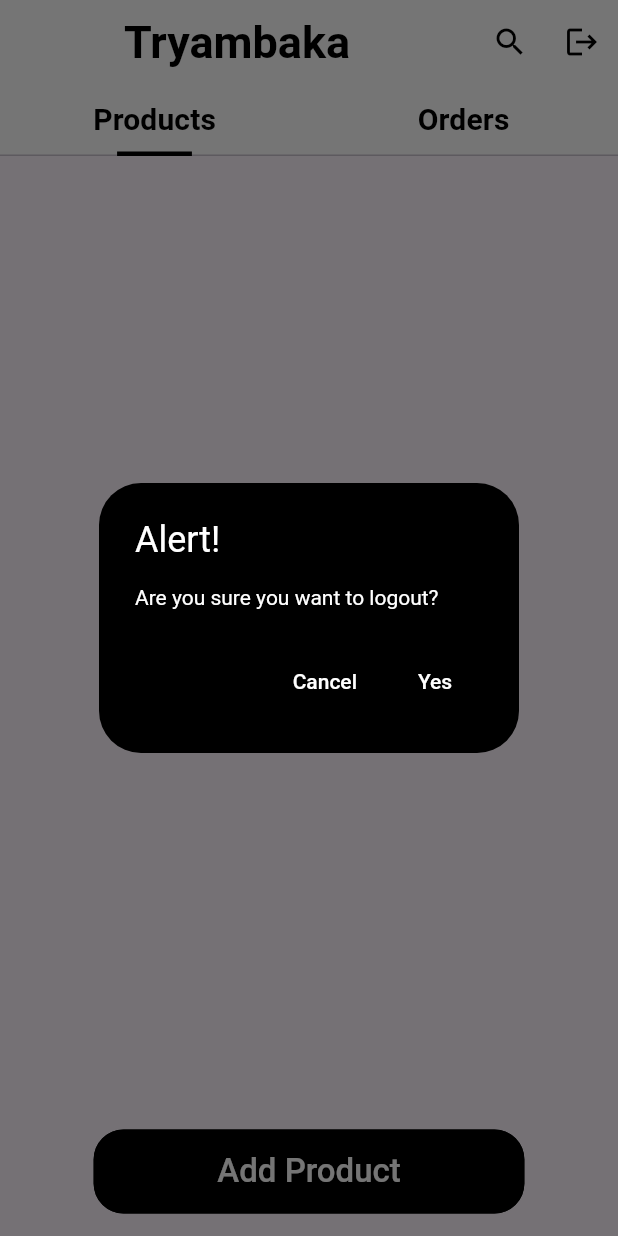
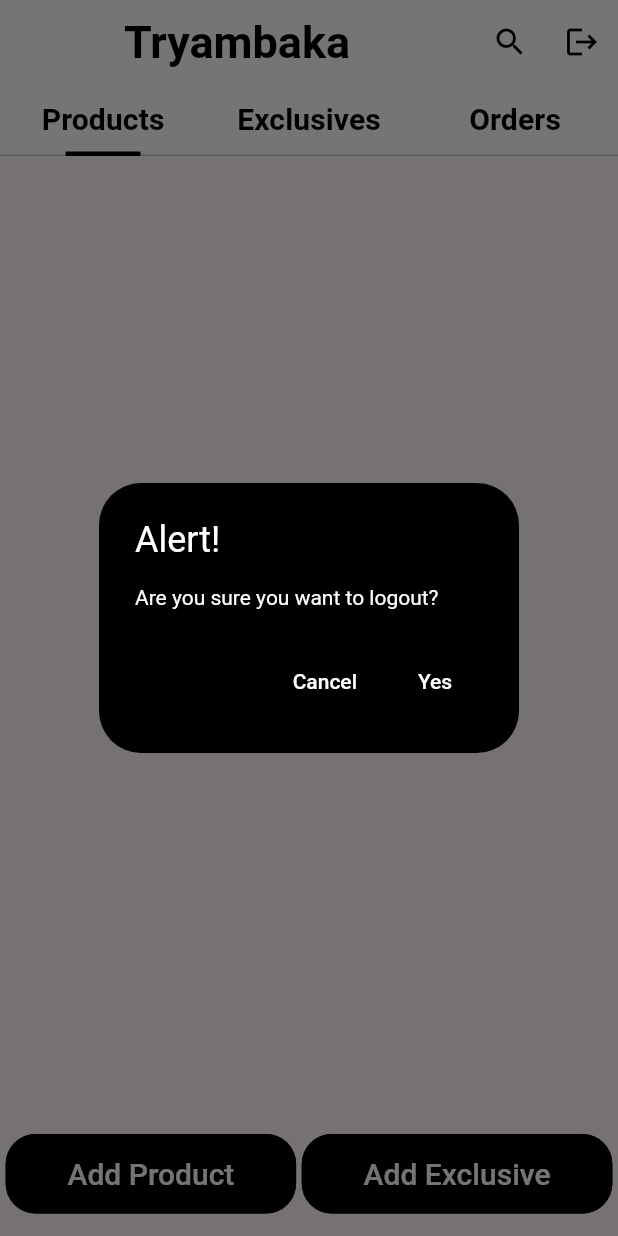
Before and after one commit to SandraAsok/tryambaka_admin, a Flutter app: the screen it shows once a user with an empty profile is signed in, after a tap on the "logout" icon, on a phone screen of 412 x 824 dp. Run offline on Flutter 3.47's test engine with Material 2 defaults, Android fonts, the phone set to English and light mode, and no system bars; our stand-ins replace cloud_firestore, email_validator, firebase_auth, firebase_core, firebase_storage, flutter_carousel_widget and 5 more; accounts and stored records are empty; network calls fail.

Commit message:
exclusive products added

```diff
--- /dev/null
+++ b/lib/domain/models/exclusive_model.dart
@@ -0,0 +1,23 @@
+class Exclusive {
+  final String productName;
+  final String subName;
+  final String category;
+  final String quantity;
+  final String price;
+  final String color;
+  final String description;
+  final List? imageList;
+  final String? id;
+
+  Exclusive({
+    required this.productName,
+    required this.subName,
+    required this.category,
+    required this.quantity,
+    required this.price,
+    required this.color,
+    required this.description,
+    this.imageList,
+    this.id,
+  });
+}
--- a/lib/presentation/screens/home/home_screen.dart
+++ b/lib/presentation/screens/home/home_screen.dart
@@ -4,7 +4,9 @@ import 'package:flutter/cupertino.dart';
 import 'package:flutter/material.dart';
 import 'package:tryambaka_admin/data/colors/colors.dart';
 import 'package:tryambaka_admin/data/functions/functions.dart';
+import 'package:tryambaka_admin/presentation/screens/home/exclusive_screen.dart';
 import 'package:tryambaka_admin/presentation/screens/home/product_screen.dart';
+import 'package:tryambaka_admin/presentation/screens/home/widgets/add_new_exclusive.dart';
 import 'package:tryambaka_admin/presentation/screens/home/widgets/add_new_product.dart';
 import 'package:tryambaka_admin/presentation/screens/home/order_screen.dart';
 import 'package:tryambaka_admin/presentation/screens/search/search_screen.dart';
@@ -18,7 +20,7 @@ class HomeScreen extends StatelessWidget {
     return SafeArea(
       child: DefaultTabController(
         initialIndex: 0,
-        length: 2,
+        length: 3,
         child: Stack(
           children: [
             Scaffold(
@@ -71,6 +73,15 @@ class HomeScreen extends StatelessWidget {
                     ),
                     Tab(
                       child: Text(
+                        "Exclusives",
+                        style: TextStyle(
+                            color: blackfont,
+                            fontSize: 20,
+                            fontWeight: FontWeight.bold),
+                      ),
+                    ),
+                    Tab(
+                      child: Text(
                         "Orders",
                         style: TextStyle(
                             color: blackfont,
@@ -93,6 +104,7 @@ class HomeScreen extends StatelessWidget {
               body: TabBarView(
                 children: <Widget>[
                   ProductScreen(),
+                  ExclusiveScreen(),
                   const OrderScreen(),
                 ],
               ),
@@ -101,7 +113,10 @@ class HomeScreen extends StatelessWidget {
               padding: const EdgeInsets.only(bottom: 15),
               child: Align(
                 alignment: Alignment.bottomCenter,
-                child: TextButton(
+                child: Row(
+                  children: [
+                    const Spacer(),
+                    TextButton(
                       onPressed: () {
                         Navigator.push(
                           context,
@@ -111,21 +126,55 @@ class HomeScreen extends StatelessWidget {
                         );
                       },
                       style: ButtonStyle(
-                    shape: MaterialStateProperty.all<RoundedRectangleBorder>(
+                        shape:
+                            MaterialStateProperty.all<RoundedRectangleBorder>(
                           RoundedRectangleBorder(
                               borderRadius: BorderRadius.circular(20),
                               side: const BorderSide(color: black)),
                         ),
-                    backgroundColor: MaterialStateProperty.all<Color>(black),
+                        backgroundColor:
+                            MaterialStateProperty.all<Color>(black),
                         padding: MaterialStateProperty.all<EdgeInsets>(
                           EdgeInsets.symmetric(
-                          horizontal: size.width * 0.2, vertical: 15),
+                              horizontal: size.width * 0.1, vertical: 15),
                         ),
                       ),
                       child: const Text(
                         "Add Product",
-                    style: TextStyle(color: white, fontSize: 22),
+                        style: TextStyle(color: white, fontSize: 20),
                       ),
+                    ),
+                    const Spacer(),
+                    TextButton(
+                      onPressed: () {
+                        Navigator.push(
+                          context,
+                          CupertinoPageRoute(
+                            builder: (context) => const AddNewExclusiveScreen(),
+                          ),
+                        );
+                      },
+                      style: ButtonStyle(
+                        shape:
+                            MaterialStateProperty.all<RoundedRectangleBorder>(
+                          RoundedRectangleBorder(
+                              borderRadius: BorderRadius.circular(20),
+                              side: const BorderSide(color: black)),
+                        ),
+                        backgroundColor:
+                            MaterialStateProperty.all<Color>(black),
+                        padding: MaterialStateProperty.all<EdgeInsets>(
+                          EdgeInsets.symmetric(
+                              horizontal: size.width * 0.1, vertical: 15),
+                        ),
+                      ),
+                      child: const Text(
+                        "Add Exclusive",
+                        style: TextStyle(color: white, fontSize: 20),
+                      ),
+                    ),
+                    const Spacer(),
+                  ],
                 ),
               ),
             ),
--- a/lib/presentation/screens/home/widgets/product_tile.dart
+++ b/lib/presentation/screens/home/widgets/product_tile.dart
@@ -63,7 +63,7 @@ class ProductTile extends StatelessWidget {
               child: Stack(
                 children: [
                   Positioned(
-                    left: 125,
+                    left: 145,
                     top: 0,
                     child: Row(
                       children: [
```
Also changed, not shown: lib/data/functions/firebase_functions.dart (+42 -0 lines), lib/presentation/screens/home/exclusive_screen.dart (added, +57 -0 lines), lib/presentation/screens/home/widgets/add_new_exclusive.dart (added, +193 -0 lines). Lines whose indentation alone changed are shown as unchanged.
